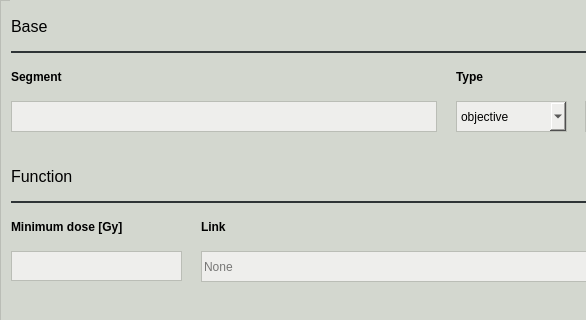
Above: pyanno4rt/gui/designs/components/squared_underdosing_window.ui from pyanno4rt/pyanno4rt before the change; both pictures show x 0 to 586 and y 0 to 320 of the 720 by 431 pixel window. Below: the same form after it.
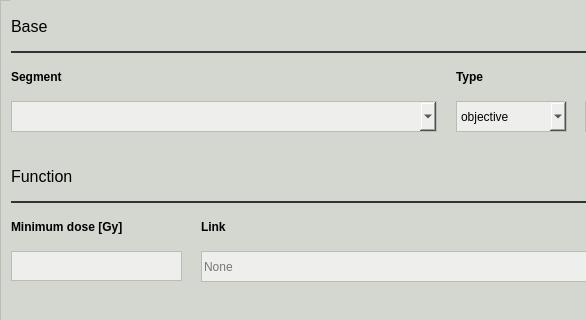
That is the form after the change.

Commit message: Added status bar to GUI, added automatic loading of segment names, adapted segment input fields, recompiled component windows

What changed in the file:
```diff
--- a/pyanno4rt/gui/designs/components/squared_underdosing_window.ui
+++ b/pyanno4rt/gui/designs/components/squared_underdosing_window.ui
@@ -58,7 +58,7 @@
      <property name="geometry">
       <rect>
        <x>0</x>
-       <y>-252</y>
+       <y>0</y>
        <width>690</width>
        <height>681</height>
       </rect>
@@ -205,22 +205,6 @@
        <string notr="true">border-color: rgb(46, 52, 54);</string>
       </property>
      </widget>
-     <widget class="QLineEdit" name="segment_ledit">
-      <property name="geometry">
-       <rect>
-        <x>0</x>
-        <y>100</y>
-        <width>426</width>
-        <height>31</height>
-       </rect>
-      </property>
-      <property name="styleSheet">
-       <string notr="true">color: rgb(0, 0, 0);
-background-color: rgb(238, 238, 236);
-border: 1px solid;
-border-color: rgb(186, 189, 182);</string>
-      </property>
-     </widget>
      <widget class="QLabel" name="type_label">
       <property name="geometry">
        <rect>
@@ -726,6 +710,28 @@
        <string>0.0</string>
       </property>
      </widget>
+     <widget class="QComboBox" name="segment_cbox">
+      <property name="geometry">
+       <rect>
+        <x>0</x>
+        <y>100</y>
+        <width>426</width>
+        <height>31</height>
+       </rect>
+      </property>
+      <property name="cursor">
+       <cursorShape>PointingHandCursor</cursorShape>
+      </property>
+      <property name="styleSheet">
+       <string notr="true">color: rgb(0, 0, 0);
+background-color: rgb(238, 238, 236);
+border: 1px solid;
+border-color: rgb(186, 189, 182);</string>
+      </property>
+      <property name="currentIndex">
+       <number>-1</number>
+      </property>
+     </widget>
     </widget>
    </widget>
   </widget>
```
The commit also changes 82 other files.
